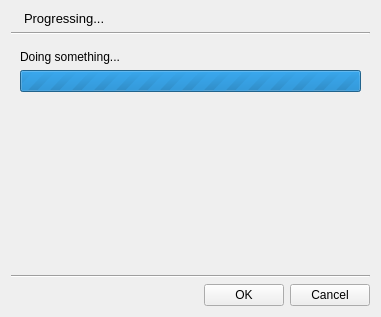
First picture: the form in src/qt/ui/progress.ui, repository maidsafe-archive/MaidSafe-Encrypt, before the edit.
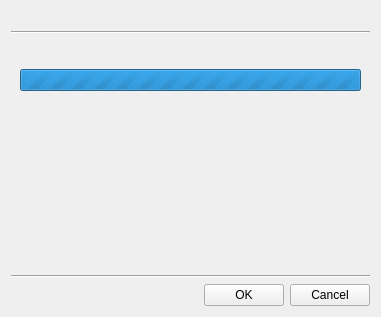
Second picture: the form after the edit. Icons and pictures are not drawn.

What changed in the file:
```diff
--- a/src/qt/ui/progress.ui
+++ b/src/qt/ui/progress.ui
@@ -34,13 +34,8 @@
          <verstretch>0</verstretch>
         </sizepolicy>
        </property>
-       <property name="font">
-        <font>
-         <pointsize>10</pointsize>
-        </font>
-       </property>
        <property name="text">
-        <string>Progressing...</string>
+        <string/>
        </property>
        <property name="wordWrap">
         <bool>true</bool>
@@ -62,7 +57,7 @@
       <item>
        <widget class="QLabel" name="progress_label">
         <property name="text">
-         <string>Doing something...</string>
+         <string/>
         </property>
         <property name="wordWrap">
          <bool>true</bool>
```
